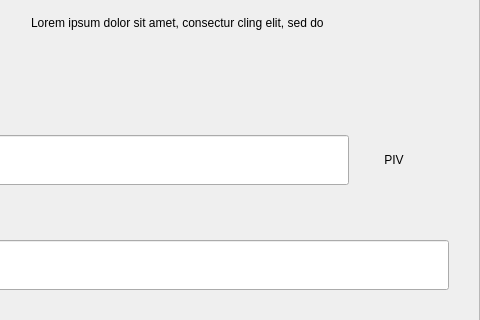
Old version of the form src/qt/alnj/forms/requestdialog.ui in the repository Gh0st-N1njA/ALNJCoin; both pictures show x 122 to 602 and y 123 to 443 of the 602 by 607 pixel window.
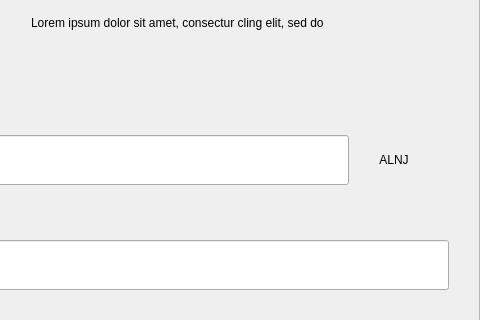
New version of the form.

Diff of the .ui file:
```diff
--- a/src/qt/alnj/forms/requestdialog.ui
+++ b/src/qt/alnj/forms/requestdialog.ui
@@ -324,7 +324,7 @@
                    <item>
                     <widget class="QLabel" name="comboBoxCoin">
                      <property name="text">
-                      <string>PIV</string>
+                      <string>ALNJ</string>
                      </property>
                      <property name="alignment">
                       <set>Qt::AlignCenter</set>
```
